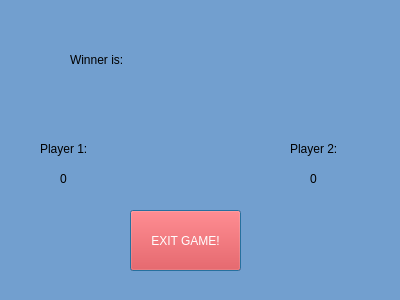
Above: GUI/EndGameWindow.ui from dnestorovic/Yamb before the change. Below: the same form after it.
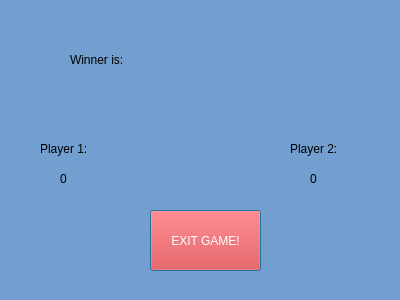
That is the form after the change.

The edit to the form file:
```diff
--- a/GUI/EndGameWindow.ui
+++ b/GUI/EndGameWindow.ui
@@ -84,7 +84,7 @@
   <widget class="QPushButton" name="btnExitGame">
    <property name="geometry">
     <rect>
-     <x>130</x>
+     <x>150</x>
      <y>210</y>
      <width>111</width>
      <height>61</height>
```
